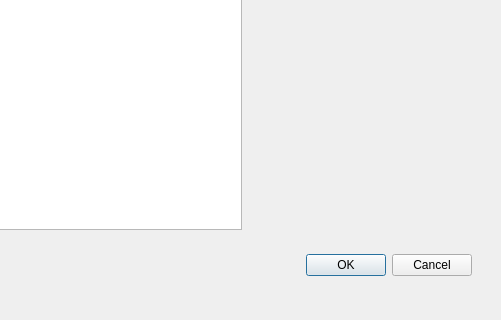
Before: the Qt Designer form choix_modele.ui in lmabille/LO21---Printemps-2021---Projet-Cellulut, drawn with Qt 5; both pictures show x 549 to 1050 and y 291 to 611 of the 1050 by 611 pixel window.
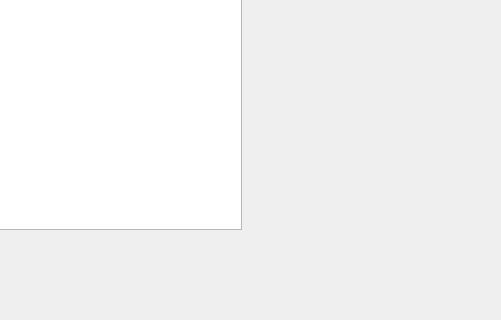
After: the same form once the commit is applied.

Commit message: doxygen Modele

What changed in the file:
```diff
--- a/choix_modele.ui
+++ b/choix_modele.ui
@@ -13,22 +13,6 @@
   <property name="windowTitle">
    <string>Dialog</string>
   </property>
-  <widget class="QDialogButtonBox" name="buttonBox">
-   <property name="geometry">
-    <rect>
-     <x>680</x>
-     <y>540</y>
-     <width>341</width>
-     <height>32</height>
-    </rect>
-   </property>
-   <property name="orientation">
-    <enum>Qt::Horizontal</enum>
-   </property>
-   <property name="standardButtons">
-    <set>QDialogButtonBox::Cancel|QDialogButtonBox::Ok</set>
-   </property>
-  </widget>
   <widget class="QWidget" name="verticalLayoutWidget">
    <property name="geometry">
     <rect>
```
Left out of the diff: 32 changed lines with no effect on the pictures. The commit also changes 1 other file.
